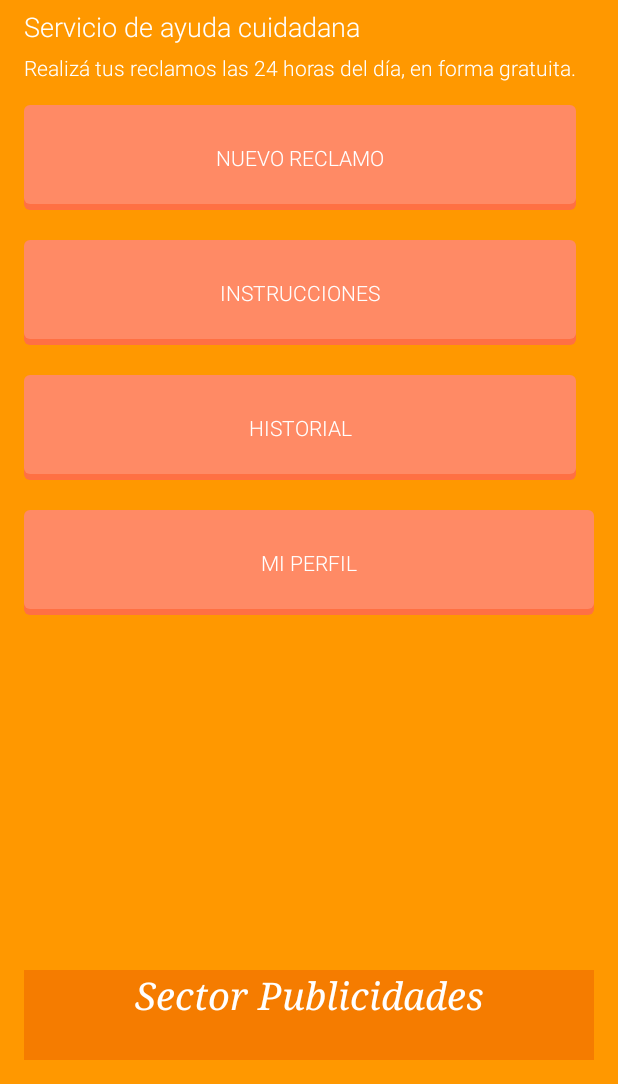
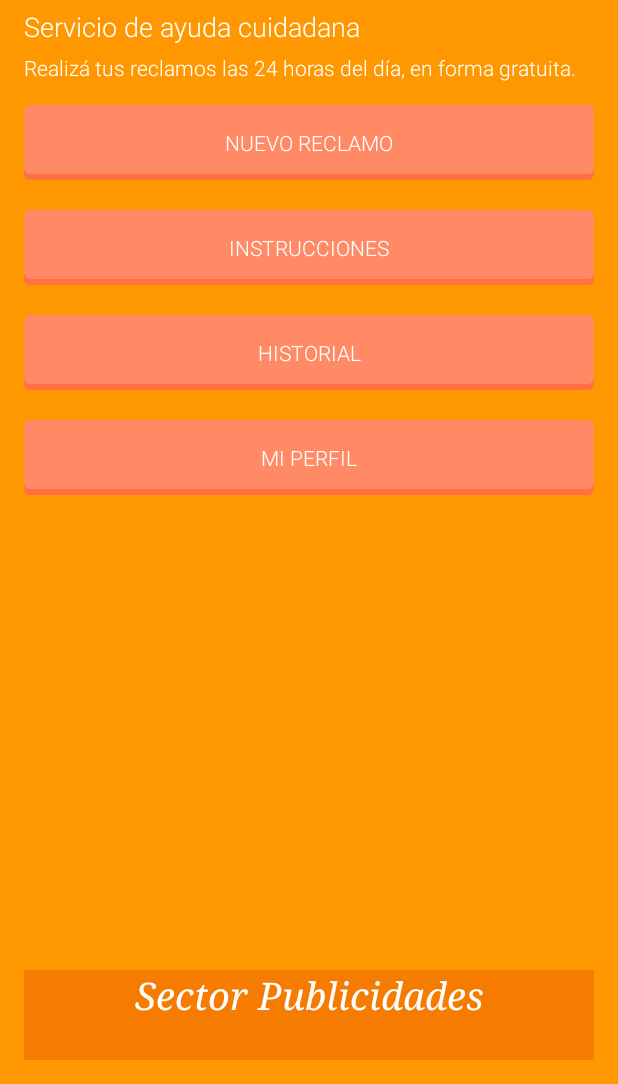
Before and after one commit to gachibarrientos/MuniApp, an Android app: the MenuPrincipal screen opened directly, with no data from a screen before it, on a phone screen of 412 x 824 dp, the part 152-1236 px from its top. Run offline under Robolectric (Android 15) with nearby library versions, the phone set to English and light mode, and no system bars.

```diff
--- a/app/src/main/res/layout/activity_menu_principal.xml
+++ b/app/src/main/res/layout/activity_menu_principal.xml
@@ -55,7 +55,7 @@
     <Button
         android:id="@+id/btnNuevoReclamo"
         android:layout_width="wrap_content"
-        android:layout_height="70dp"
+        android:layout_height="50dp"
         android:textColor="@android:color/white"
         android:background="@drawable/bk_boton_plano"
         android:stateListAnimator="@null"
@@ -66,11 +66,12 @@
         android:layout_alignRight="@+id/lblDetalle"
         android:layout_alignEnd="@+id/lblDetalle"
         android:layout_marginTop="10dp"
-        android:layout_marginBottom="10dp" />
+        android:layout_marginBottom="10dp"
+        android:layout_alignParentEnd="true" />
     <Button
         android:id="@+id/btnPerfil"
         android:layout_width="wrap_content"
-        android:layout_height="70dp"
+        android:layout_height="50dp"
         android:textColor="@android:color/white"
         android:background="@drawable/bk_boton_plano"
         android:stateListAnimator="@null"
@@ -85,7 +86,7 @@
     <Button
         android:id="@+id/btnHistorial"
         android:layout_width="wrap_content"
-        android:layout_height="70dp"
+        android:layout_height="50dp"
         android:textColor="@android:color/white"
         android:background="@drawable/bk_boton_plano"
         android:stateListAnimator="@null"
@@ -96,11 +97,12 @@
         android:layout_alignRight="@+id/btnInstrucciones"
         android:layout_alignEnd="@+id/btnInstrucciones"
         android:layout_marginTop="10dp"
-        android:layout_marginBottom="10dp" />
+        android:layout_marginBottom="10dp"
+        android:layout_alignParentEnd="true" />
     <Button
         android:id="@+id/btnInstrucciones"
         android:layout_width="wrap_content"
-        android:layout_height="70dp"
+        android:layout_height="50dp"
         android:textColor="@android:color/white"
         android:background="@drawable/bk_boton_plano"
         android:stateListAnimator="@null"
@@ -112,7 +114,7 @@
         android:layout_alignEnd="@+id/btnNuevoReclamo"
         android:layout_marginTop="10dp"
         android:layout_marginBottom="10dp"
-        />
+        android:layout_alignParentEnd="true" />
 
     <TextView
         android:layout_width="fill_parent"
@@ -130,6 +132,7 @@
         android:background="@color/colorPrimaryDark"
         android:textAlignment="center"
         android:textColor="#FFFFFF"
-        android:typeface="serif" />
+        android:typeface="serif"
+        android:layout_alignParentEnd="true" />
 
 </RelativeLayout>
--- a/app/src/main/res/layout/content_usuario.xml
+++ b/app/src/main/res/layout/content_usuario.xml
@@ -40,7 +40,7 @@
             android:text="Nombre de usuario"
             android:id="@+id/txtUserProfile"
             android:textSize="20dp"
-            android:layout_marginBottom="25dp"
+            android:layout_marginBottom="10dp"
             android:layout_marginLeft="10dp" />
         <TextView
             android:layout_width="wrap_content"
@@ -57,7 +57,7 @@
             android:text="Direccion de email"
             android:id="@+id/txtUserEmail"
             android:textSize="20dp"
-            android:layout_marginBottom="25dp"
+            android:layout_marginBottom="10dp"
             android:layout_marginLeft="10dp" />
         <TextView
             android:layout_width="wrap_content"
@@ -74,7 +74,7 @@
             android:text="M o F"
             android:id="@+id/txtUserGenero"
             android:textSize="20dp"
-            android:layout_marginBottom="25dp"
+            android:layout_marginBottom="10dp"
             android:layout_marginLeft="10dp" />
         <TextView
             android:layout_width="wrap_content"
```
Also changed, not shown: app/src/main/AndroidManifest.xml (+3 -5 lines).
